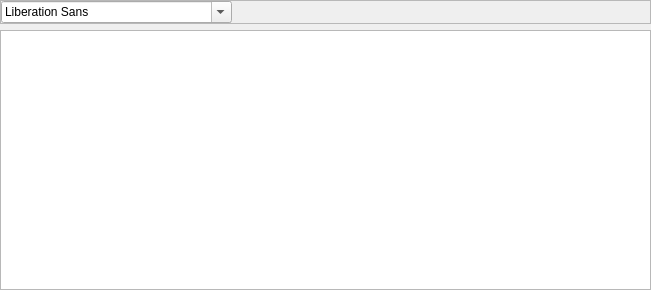
The window that Beeftext/Combo/ComboEditor.ui (xmichelo/Beeftext) describes before a commit, drawn with Qt 5.
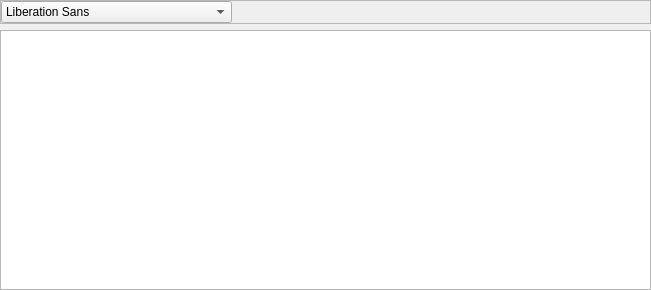
The same window after the commit. Custom widgets are drawn as their Qt base class.

Commit message: Font combo in editor is implemented.

The edit to the form file:
```diff
--- a/Beeftext/Combo/ComboEditor.ui
+++ b/Beeftext/Combo/ComboEditor.ui
@@ -48,7 +48,19 @@
        <number>0</number>
       </property>
       <item>
-       <widget class="QFontComboBox" name="comboFont"/>
+       <widget class="QFontComboBox" name="comboFont">
+        <property name="focusPolicy">
+         <enum>Qt::NoFocus</enum>
+        </property>
+        <property name="editable">
+         <bool>false</bool>
+        </property>
+        <property name="currentFont">
+         <font>
+          <family>Arial</family>
+         </font>
+        </property>
+       </widget>
       </item>
       <item>
        <spacer name="horizontalSpacer">
```
Left out of the diff: 39 changed lines with no effect on the pictures. The commit also changes 2 other files.
